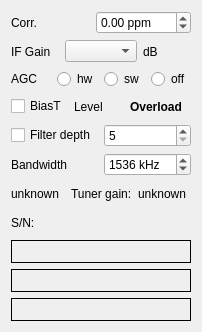
This is src/devices/forms/rtlsdr_widget.ui in tomneda/DABstar as Qt 5 draws it before an edit. The edited form follows.
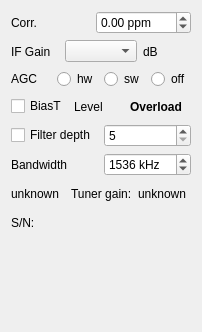
This is the edited form.

Commit message:
Update QLabel frame properties in RTL-SDR widget
Replace `frameShape` with `frameShadow` for labels in UI.

Patch:
```diff
--- a/src/devices/forms/rtlsdr_widget.ui
+++ b/src/devices/forms/rtlsdr_widget.ui
@@ -251,8 +251,8 @@
    </item>
    <item>
     <widget class="QLabel" name="product_display">
-     <property name="frameShape">
-      <enum>QFrame::Shape::Box</enum>
+     <property name="frameShadow">
+      <enum>QFrame::Shadow::Sunken</enum>
      </property>
      <property name="text">
       <string/>
@@ -264,9 +264,6 @@
      <property name="toolTip">
       <string>&lt;html&gt;&lt;head/&gt;&lt;body&gt;&lt;p&gt;Device name&lt;/p&gt;&lt;/body&gt;&lt;/html&gt;</string>
      </property>
-     <property name="frameShape">
-      <enum>QFrame::Shape::Box</enum>
-     </property>
      <property name="text">
       <string/>
      </property>
@@ -277,9 +274,6 @@
      <property name="toolTip">
       <string>&lt;html&gt;&lt;head/&gt;&lt;body&gt;&lt;p&gt;Version of the detected RTL-SDR library.&lt;/p&gt;&lt;/body&gt;&lt;/html&gt;</string>
      </property>
-     <property name="frameShape">
-      <enum>QFrame::Shape::Box</enum>
-     </property>
      <property name="text">
       <string/>
      </property>
```
